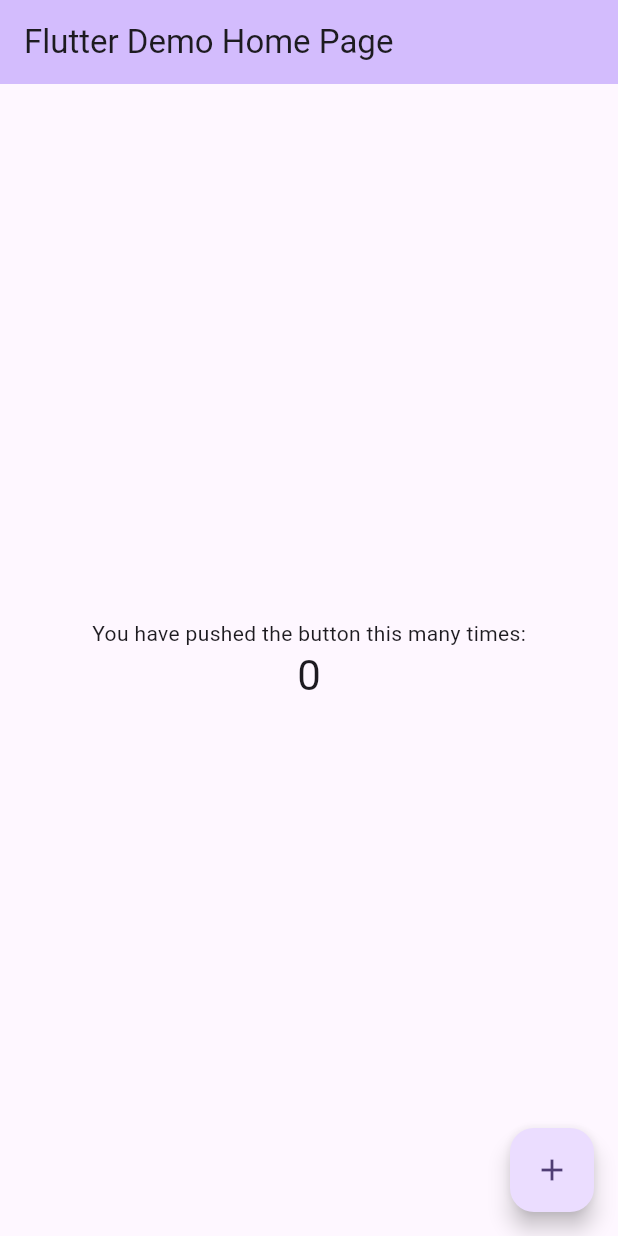
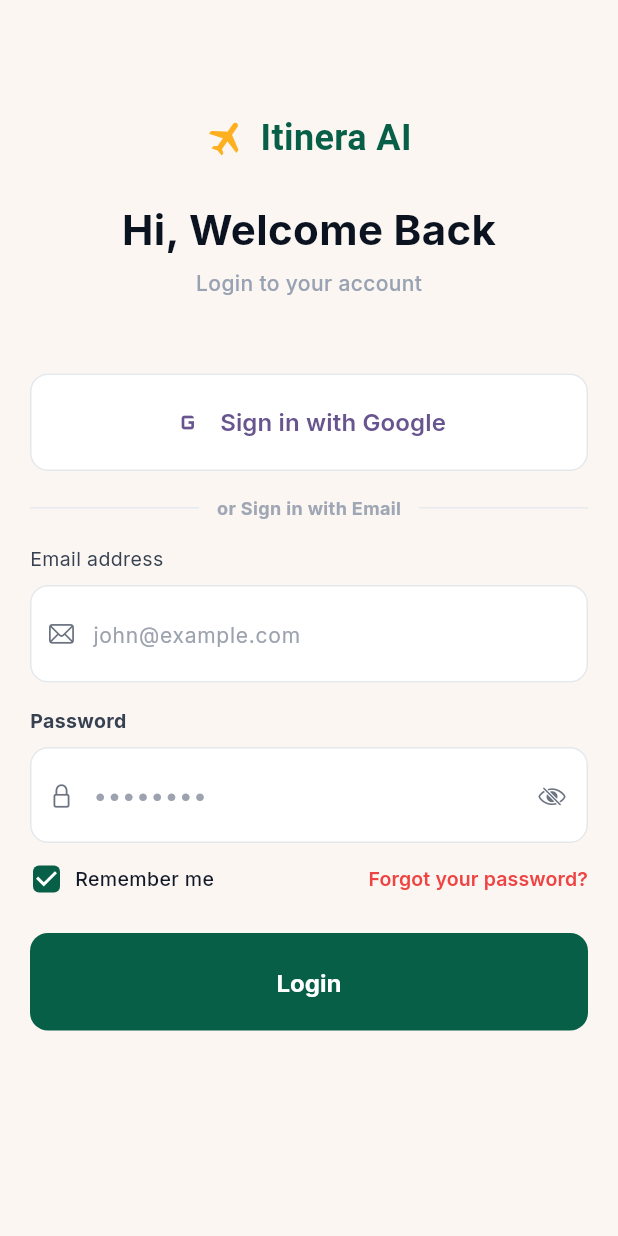
Before and after one commit to Saurabh-Vishwakarmaa/smart_trip_planner_flutter, a Flutter app: the screen it shows after launch, on a phone screen of 412 x 824 dp. Run offline on Flutter 3.47's test engine with Material 3 defaults, Android fonts, the phone set to English and light mode, and no system bars; our stand-ins replace google_fonts; network calls fail.

Commit message:
register and login pages added

```diff
--- /dev/null
+++ b/lib/authpages/loginpage.dart
@@ -0,0 +1,330 @@
+import 'dart:math' as math;
+import 'package:flutter/cupertino.dart';
+import 'package:flutter/material.dart';
+import 'package:google_fonts/google_fonts.dart';
+
+class LoginPage extends StatefulWidget {
+  const LoginPage({super.key});
+
+  @override
+  State<LoginPage> createState() => _LoginPageState();
+}
+
+class _LoginPageState extends State<LoginPage> {
+  final _emailController = TextEditingController();
+  final _passwordController = TextEditingController();
+  bool _obscurePassword = true;
+  bool _rememberMe = true;
+
+  OutlineInputBorder _border(Color c) => OutlineInputBorder(
+        borderRadius: BorderRadius.circular(12),
+        borderSide: BorderSide(color: c, width: 1),
+      );
+
+  @override
+  void dispose() {
+    _emailController.dispose();
+    _passwordController.dispose();
+    super.dispose();
+  }
+
+  @override
+  Widget build(BuildContext context) {
+    const bg = Color(0xFFFBF6F2);
+    const brand = Color(0xFF065F46);
+    const accent = Color(0xFFFFB020);
+
+    return Scaffold(
+      backgroundColor: bg,
+      body: SafeArea(
+        child: SingleChildScrollView(
+          padding: const EdgeInsets.symmetric(horizontal: 20),
+          child: Column(
+            crossAxisAlignment: CrossAxisAlignment.stretch,
+            children: [
+              const SizedBox(height: 75),
+
+              // Brand
+              Center(
+                child: Row(
+                  mainAxisSize: MainAxisSize.min,
+                  children: [
+                    Transform.rotate(
+                      angle: 35 * (math.pi / 180),
+                      child: const Icon(Icons.flight, size: 28, color: accent),
+                    ),
+                    const SizedBox(width: 8),
+                    Text(
+                      "Itinera AI",
+                      style: GoogleFonts.roboto(
+                        fontSize: 24,
+                        fontWeight: FontWeight.w700,
+                        color: brand,
+                      ),
+                    ),
+                  ],
+                ),
+              ),
+
+              const SizedBox(height: 24),
+
+              // Title + subtitle
+              Center(
+
+                child: Text(
+                  "Hi, Welcome Back",
+                  style: GoogleFonts.inter(
+                    fontSize: 28,
+                    fontWeight: FontWeight.w700,
+                    color: const Color(0xFF0B1220),
+                  ),
+                ),
+              ),
+              const SizedBox(height: 6),
+              Center(
+                child: Text(
+                  "Login to your account",
+                  style: GoogleFonts.inter(
+                    fontSize: 14,
+                    color: const Color(0xFF98A2B3),
+                    fontWeight: FontWeight.w500,
+                  ),
+                ),
+              ),
+
+              const SizedBox(height: 50),
+
+              // Google button (network icon)
+              SizedBox(
+                height: 65,
+                child: OutlinedButton(
+                  onPressed: () {},
+                  style: OutlinedButton.styleFrom(
+                    backgroundColor: Colors.white,
+                    side: const BorderSide(color: Color(0xFFE5E7EB)),
+                    shape: RoundedRectangleBorder(
+                      borderRadius: BorderRadius.circular(12),
+                    ),
+                  ),
+                  child: Row(
+                    mainAxisAlignment: MainAxisAlignment.center,
+                    children: [
+                      Image.network(
+                        'https://developers.google.com/identity/images/g-logo.png',
+                        height: 20,
+                        width: 20,
+                        errorBuilder: (_, __, ___) =>
+                            const Icon(Icons.g_mobiledata, size: 22),
+                      ),
+                      const SizedBox(width: 10),
+                      Text("Sign in with Google",
+                          style: GoogleFonts.inter(
+                              fontSize: 16, fontWeight: FontWeight.w600)),
+                    ],
+                  ),
+                ),
+              ),
+
+              const SizedBox(height: 16),
+
+              // Divider with label
+              Row(
+                children: [
+                  const Expanded(child: Divider(color: Color(0xFFE7EAF0))),
+                  Padding(
+                    padding: const EdgeInsets.symmetric(horizontal: 12),
+                    child: Text(
+                      "or Sign in with Email",
+                      style: GoogleFonts.inter(
+                        fontSize: 12,
+                        color: const Color(0xFFA0A7B4),
+                        fontWeight: FontWeight.w700,
+                      ),
+                    ),
+                  ),
+                  const Expanded(child: Divider(color: Color(0xFFE7EAF0))),
+                ],
+              ),
+
+              const SizedBox(height: 16),
+
+              // Email
+              Text(
+                "Email address",
+                style: GoogleFonts.inter(
+                  fontSize: 13,
+                  color: const Color(0xFF374151),
+                  fontWeight: FontWeight.normal,
+                ),
+              ),
+              const SizedBox(height: 8),
+              SizedBox(
+                height: 65,
+                child: TextField(
+                      minLines: null,
+                      maxLines: null,expands: true,
+
+                  controller: _emailController,
+                  keyboardType: TextInputType.emailAddress,
+                  decoration: InputDecoration(
+                    hintText: "john@example.com",
+                    hintStyle: GoogleFonts.inter(
+                        color: const Color(0xFF9CA3AF), fontSize: 14),
+                    filled: true,
+                    fillColor: Colors.white,
+                    prefixIcon: const Padding(
+                      padding: EdgeInsets.only(left: 12, right: 8),
+                      child: Icon(CupertinoIcons.envelope,
+                          size: 18, color: Color(0xFF6B7280)),
+                    ),
+                    prefixIconConstraints:
+                        const BoxConstraints(minWidth: 0, minHeight: 0),
+                    contentPadding: const EdgeInsets.symmetric(
+                        horizontal: 12, vertical: 14),
+                    enabledBorder: _border(const Color(0xFFE5E7EB)),
+                    focusedBorder: _border(brand),
+                  ),
+                ),
+              ),
+
+              const SizedBox(height: 16),
+
+              // Password
+              Text(
+                "Password",
+                style: GoogleFonts.inter(
+                  fontSize: 13,
+                  color: const Color(0xFF374151),
+                  fontWeight: FontWeight.w700,
+                ),
+              ),
+              const SizedBox(height: 8),
+              SizedBox(
+                height: 65,
+                child: TextField(
+
+                  controller: _passwordController,
+                  obscureText: _obscurePassword,
+                  enableSuggestions: false,
+                  autocorrect: false,
+                  obscuringCharacter: '•',
+
+
+                  decoration: InputDecoration(
+                    constraints: const BoxConstraints(minHeight: 65),
+                    hintText: "••••••••",
+                    hintStyle: GoogleFonts.inter(
+                        color: const Color(0xFF9CA3AF), fontSize: 16),
+                    filled: true,
+                    fillColor: Colors.white,
+                    prefixIcon: const Padding(
+                      padding: EdgeInsets.only(left: 12, right: 8),
+                      child: Icon(CupertinoIcons.lock,
+                          size: 18, color: Color(0xFF6B7280)),
+                    ),
+                    prefixIconConstraints:
+                        const BoxConstraints(minWidth: 0, minHeight: 0),
+                    suffixIcon: IconButton(
+                      splashRadius: 18,
+                      icon: Icon(
+                        _obscurePassword
+                            ? CupertinoIcons.eye_slash
+                            : CupertinoIcons.eye,
+                        size: 18,
+                        color: const Color(0xFF6B7280),
+                      ),
+                      onPressed: () =>
+                          setState(() => _obscurePassword = !_obscurePassword),
+                    ),
+                    contentPadding: const EdgeInsets.symmetric(
+                        horizontal: 12, vertical: 20),
+
+                    enabledBorder: _border(const Color(0xFFE5E7EB)),
+                    focusedBorder: _border(brand),
+                  ),
+                ),
+              ),
+
+              const SizedBox(height: 12),
+
+              // Remember me + Forgot password
+              Row(
+                children: [
+                  SizedBox(
+                    width: 22,
+                    height: 22,
+                    child: Checkbox(
+                      value: _rememberMe,
+                      onChanged: (v) =>
+                          setState(() => _rememberMe = v ?? false),
+                      activeColor: brand,
+                      checkColor: Colors.white,
+                      side: const BorderSide(color: Color(0xFFD1D5DB)),
+                      shape: RoundedRectangleBorder(
+                        borderRadius: BorderRadius.circular(4),
+                      ),
+                      materialTapTargetSize: MaterialTapTargetSize.shrinkWrap,
+                      visualDensity:
+                          const VisualDensity(horizontal: -4, vertical: -4),
+                    ),
+                  ),
+                  const SizedBox(width: 8),
+                  Text(
+                    "Remember me",
+                    style: GoogleFonts.inter(
+                      fontSize: 13,
+                      color: const Color(0xFF111827),
+                      fontWeight: FontWeight.w500,
+                    ),
+                  ),
+                  const Spacer(),
+                  TextButton(
+                    onPressed: () {},
+                    style: TextButton.styleFrom(
+                      foregroundColor: const Color(0xFFEF4444),
+                      padding: EdgeInsets.zero,
+                      minimumSize: const Size(0, 0),
+                      tapTargetSize: MaterialTapTargetSize.shrinkWrap,
+                    ),
+                    child: Text(
+                      "Forgot your password?",
+                      style: GoogleFonts.inter(
+                        fontSize: 13,
+                        fontWeight: FontWeight.w600,
+                      ),
+                    ),
+                  ),
+                ],
+              ),
+
+              const SizedBox(height: 25),
+
+              // Primary CTA
+              SizedBox(
+                height: 65,
+                child: ElevatedButton(
+                  onPressed: () {},
+                  style: ElevatedButton.styleFrom(
+                    backgroundColor: brand,
+                    foregroundColor: Colors.white,
+                    elevation: 0,
+                    shape: RoundedRectangleBorder(
+                      borderRadius: BorderRadius.circular(12),
+                    ),
+                    textStyle: GoogleFonts.inter(
+                      fontSize: 16,
+                      fontWeight: FontWeight.w700,
+                    ),
+                  ),
+                  child: const Text("Login"),
+                ),
+              ),
+
+              const SizedBox(height: 22),
+            ],
+          ),
+        ),
+      ),
+    );
+  }
+}
--- a/lib/main.dart
+++ b/lib/main.dart
@@ -1,4 +1,6 @@
 import 'package:flutter/material.dart';
+import 'package:smart_trip_planner_flutter/authpages/loginpage.dart';
+import 'package:smart_trip_planner_flutter/authpages/signuppage.dart';
 
 void main() {
   runApp(const MyApp());
@@ -30,7 +32,7 @@ class MyApp extends StatelessWidget {
         // tested with just a hot reload.
         colorScheme: ColorScheme.fromSeed(seedColor: Colors.deepPurple),
       ),
-      home: const MyHomePage(title: 'Flutter Demo Home Page'),
+      home: LoginPage(),
     );
   }
 }
```
Also changed, not shown: lib/authpages/signuppage.dart (added, +351 -0 lines), pubspec.yaml (+4 -11 lines), pubspec.lock, 1 other file.
